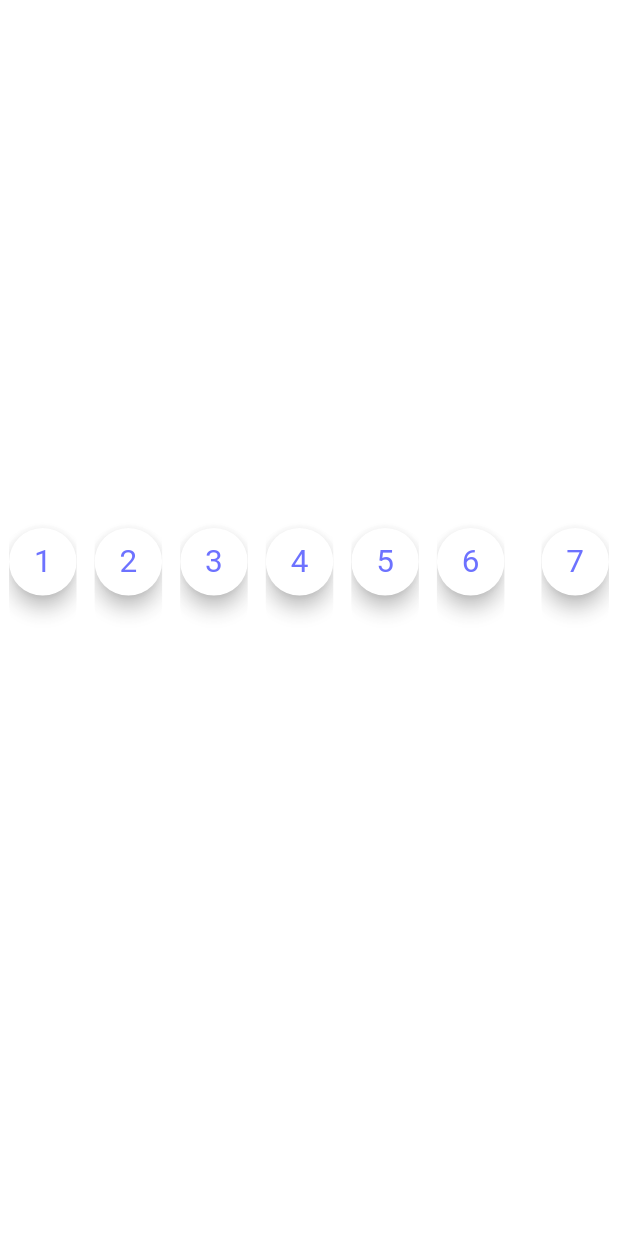
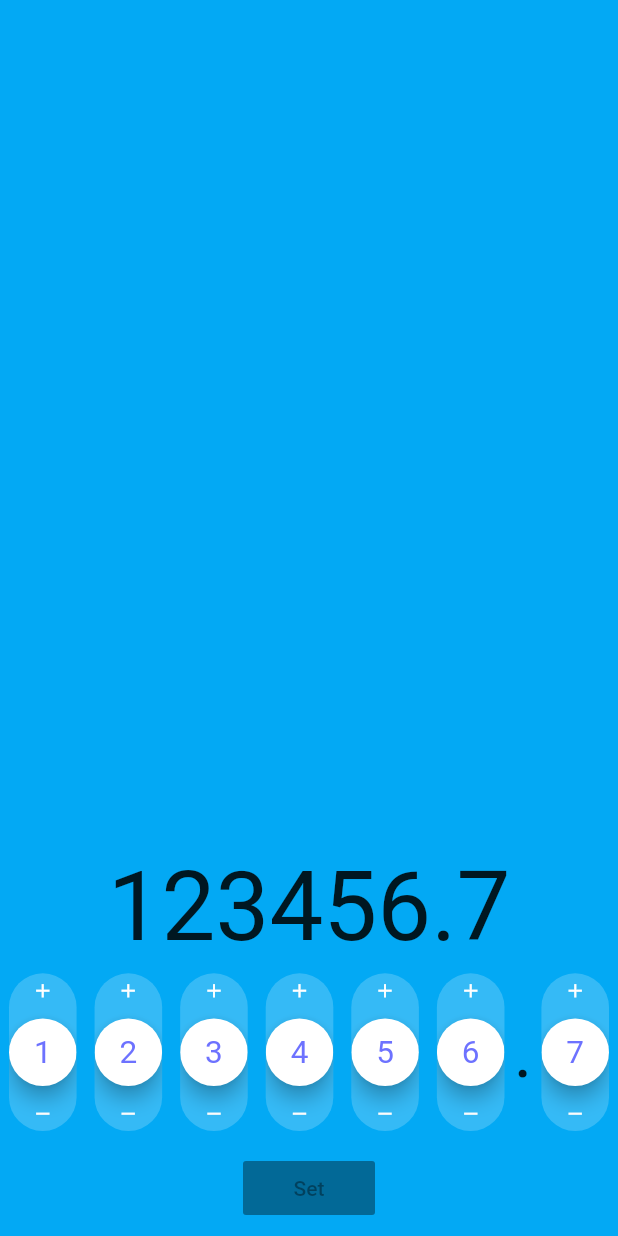
Before and after one commit to megafluffles/flutter_stepper_test, a Flutter app: the screen it shows after launch, on a phone screen of 412 x 824 dp. Run offline on Flutter 3.47's test engine with Material 2 defaults, Android fonts, the phone set to English and light mode, and no system bars.

Commit message:
working well.

```diff
--- a/lib/main.dart
+++ b/lib/main.dart
@@ -29,11 +29,11 @@ class _MyAppState extends State<MyApp> {
 
   void updateValue(int decimalPlace, int value) {
 
-    if (value < 0 || value > 9) {
+    // if (value < 0 || value > 9) {
 
-      throw UnimplementedError();
+    //   throw UnimplementedError();
 
-    }
+    // }
 
     String valueString = reverse(_currentValue.toString().replaceAll(".", ""));
     String beforeString = valueString.substring(0, decimalPlace + 1);
@@ -86,11 +86,13 @@ class _MyAppState extends State<MyApp> {
   Widget build(BuildContext context) {
 
     return Scaffold(
+      backgroundColor: Colors.lightBlue,
       body: SafeArea(
         child: Center(
           child: Column(
-            mainAxisAlignment: MainAxisAlignment.center,
+            mainAxisAlignment: MainAxisAlignment.end,
             children: <Widget>[
+              Text(_currentValue.toString(), style: TextStyle(fontSize: 64),),
               FittedBox(
                 child: Row(
                 children: <Widget>[
@@ -100,11 +102,14 @@ class _MyAppState extends State<MyApp> {
                   getCounter(2, _currentValue),
                   getCounter(1, _currentValue),
                   getCounter(0, _currentValue),
-                  Text(".",style: TextStyle(color: Colors.white, fontSize: 128),),
+                  Text(".",style: TextStyle(fontSize: 128),),
                   getCounter(-1, _currentValue),
                   ],
               )),
-              Text(_currentValue.toString(), style: TextStyle(color: Colors.white, fontSize: 64),)
+              Padding(
+                padding: EdgeInsets.fromLTRB(0, 8, 0, 8),
+                child: RaisedButton(child: Text("Set"), onPressed: null,)
+              )
             ],
           ),
         ),
--- a/lib/stepper.dart
+++ b/lib/stepper.dart
@@ -35,7 +35,7 @@ class _Stepper2State extends State<StepperTouch>
     with SingleTickerProviderStateMixin {
   AnimationController _controller;
   Animation _animation;
-  int _value;
+  int _internalValue;
   double _startAnimationPosX;
   double _startAnimationPosY;
 
@@ -47,6 +47,13 @@ class _Stepper2State extends State<StepperTouch>
 
   double _minusSize = 40.0;
 
+  int get _value => _internalValue;
+  set _value(int value) {
+    if (value < 0) value = 9;
+    else if (value > 9) value = 0;
+
+    _internalValue = value;
+  }
   @override
   void initState() {
     super.initState();
```
Also changed, not shown: 1 other file.
